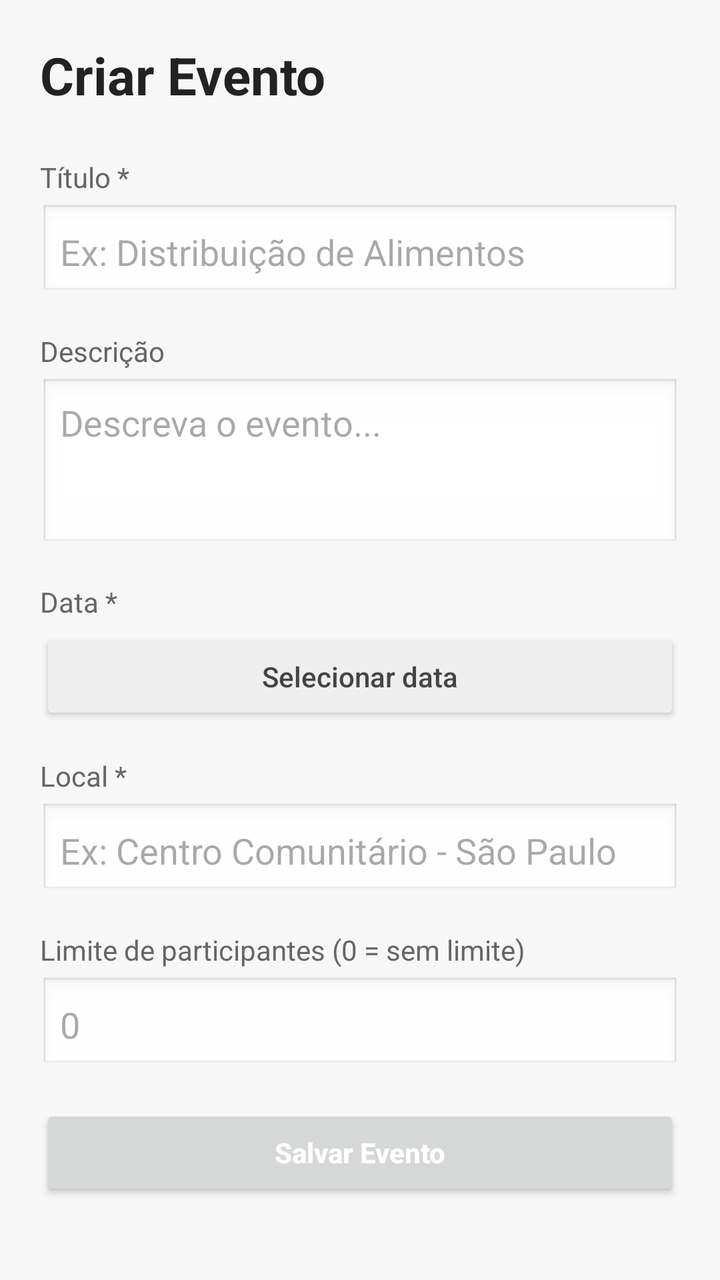
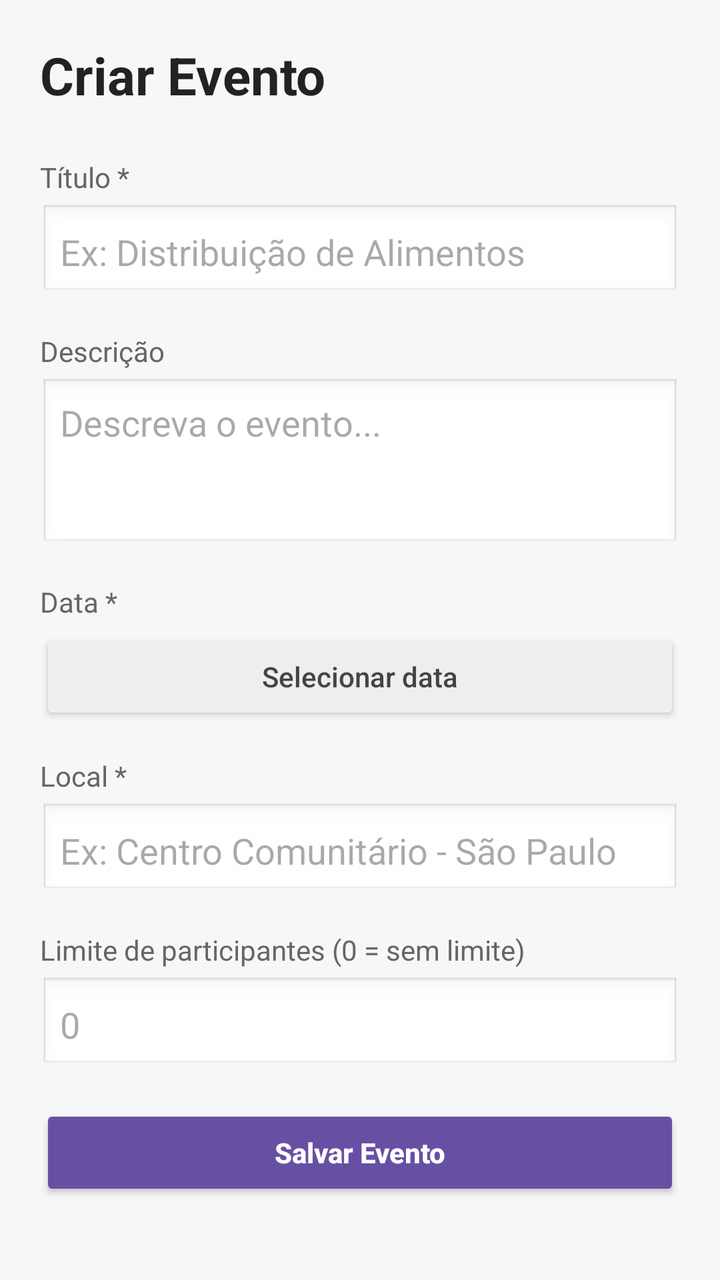

Two renders of the same Android screen: before a commit and after it. Below are the layout's source before the change and the commit's diff.
<!-- AndroidManifest.xml: application theme Theme.Extensao -->
<!-- res/layout/activity_admin_event.xml -->
<?xml version="1.0" encoding="utf-8"?>
<ScrollView xmlns:android="http://schemas.android.com/apk/res/android"
    android:layout_width="match_parent"
    android:layout_height="match_parent"
    android:background="#F7F7F7">

    <LinearLayout
        android:orientation="vertical"
        android:padding="20dp"
        android:layout_width="match_parent"
        android:layout_height="wrap_content">

        <TextView
            android:id="@+id/txtTituloAdmin"
            android:layout_width="wrap_content"
            android:layout_height="wrap_content"
            android:text="Criar Evento"
            android:textSize="26sp"
            android:textStyle="bold"
            android:textColor="#222222"
            android:layout_marginBottom="24dp" />

        <TextView
            android:layout_width="wrap_content"
            android:layout_height="wrap_content"
            android:text="Título *"
            android:textSize="14sp"
            android:textColor="#666666"
            android:layout_marginBottom="4dp" />

        <EditText
            android:id="@+id/editTitulo"
            android:layout_width="match_parent"
            android:layout_height="wrap_content"
            android:hint="Ex: Distribuição de Alimentos"
            android:inputType="textCapSentences"
            android:layout_marginBottom="16dp"
            android:background="@android:drawable/edit_text"
            android:padding="10dp" />

        <TextView
            android:layout_width="wrap_content"
            android:layout_height="wrap_content"
            android:text="Descrição"
            android:textSize="14sp"
            android:textColor="#666666"
            android:layout_marginBottom="4dp" />

        <EditText
            android:id="@+id/editDescricao"
            android:layout_width="match_parent"
            android:layout_height="wrap_content"
            android:hint="Descreva o evento..."
            android:inputType="textMultiLine|textCapSentences"
            android:minLines="3"
            android:gravity="top"
            android:layout_marginBottom="16dp"
            android:background="@android:drawable/edit_text"
            android:padding="10dp" />

        <TextView
            android:layout_width="wrap_content"
            android:layout_height="wrap_content"
            android:text="Data *"
            android:textSize="14sp"
            android:textColor="#666666"
            android:layout_marginBottom="4dp" />

        <Button
            android:id="@+id/btnSelecionarData"
            android:layout_width="match_parent"
            android:layout_height="wrap_content"
            android:text="Selecionar data"
            android:backgroundTint="#EEEEEE"
            android:textColor="#444444"
            android:textAllCaps="false"
            android:layout_marginBottom="16dp" />

        <TextView
            android:layout_width="wrap_content"
            android:layout_height="wrap_content"
            android:text="Local *"
            android:textSize="14sp"
            android:textColor="#666666"
            android:layout_marginBottom="4dp" />

        <EditText
            android:id="@+id/editLocal"
            android:layout_width="match_parent"
            android:layout_height="wrap_content"
            android:hint="Ex: Centro Comunitário - São Paulo"
            android:inputType="textCapSentences"
            android:layout_marginBottom="16dp"
            android:background="@android:drawable/edit_text"
            android:padding="10dp" />

        <TextView
            android:layout_width="wrap_content"
            android:layout_height="wrap_content"
            android:text="Limite de participantes (0 = sem limite)"
            android:textSize="14sp"
            android:textColor="#666666"
            android:layout_marginBottom="4dp" />

        <EditText
            android:id="@+id/editLimite"
            android:layout_width="match_parent"
            android:layout_height="wrap_content"
            android:hint="0"
            android:inputType="number"
            android:layout_marginBottom="16dp"
            android:background="@android:drawable/edit_text"
            android:padding="10dp" />

        <TextView
            android:id="@+id/txtStatusLabel"
            android:layout_width="wrap_content"
            android:layout_height="wrap_content"
            android:text="Status"
            android:textSize="14sp"
            android:textColor="#666666"
            android:layout_marginBottom="4dp"
            android:visibility="gone" />

        <Spinner
            android:id="@+id/spinnerStatus"
            android:layout_width="match_parent"
            android:layout_height="wrap_content"
            android:layout_marginBottom="24dp"
            android:visibility="gone" />

        <Button
            android:id="@+id/btnSalvar"
            android:layout_width="match_parent"
            android:layout_height="wrap_content"
            android:text="Salvar Evento"
            android:textAllCaps="false"
            android:textStyle="bold"
            android:textColor="#FFFFFF"
            android:layout_marginBottom="12dp" />

        <Button
            android:id="@+id/btnExcluir"
            android:layout_width="match_parent"
            android:layout_height="wrap_content"
            android:text="Excluir Evento"
            android:textAllCaps="false"
            android:textStyle="bold"
            android:textColor="#FFFFFF"
            android:backgroundTint="#D32F2F"
            android:visibility="gone"
            android:layout_marginBottom="12dp" />

        <Button
            android:id="@+id/btnVerInscritos"
            android:layout_width="match_parent"
            android:layout_height="wrap_content"
            android:text="Ver Inscritos"
            android:textAllCaps="false"
            android:textColor="#FFFFFF"
            android:backgroundTint="#1976D2"
            android:visibility="gone"
            android:layout_marginBottom="24dp" />

        <ProgressBar
            android:id="@+id/progressAdmin"
            android:layout_width="wrap_content"
            android:layout_height="wrap_content"
            android:layout_gravity="center"
            android:visibility="gone" />

    </LinearLayout>
</ScrollView>
<!-- resources referenced by this layout -->
<resources>
  <style name="Theme.Extensao" parent="Base.Theme.Extensao" />
  <style name="Base.Theme.Extensao" parent="Theme.Material3.DayNight.NoActionBar">
          
          
      </style>
</resources>

<!-- the commit's change to res/layout/activity_admin_event.xml (unified diff, before → after) -->
@@ -137,6 +137,7 @@
             android:textAllCaps="false"
             android:textStyle="bold"
             android:textColor="#FFFFFF"
+            android:backgroundTint="#6750A4"
             android:layout_marginBottom="12dp" />
 
         <Button
@@ -158,7 +159,7 @@
             android:text="Ver Inscritos"
             android:textAllCaps="false"
             android:textColor="#FFFFFF"
-            android:backgroundTint="#1976D2"
+            android:backgroundTint="#6750A4"
             android:visibility="gone"
             android:layout_marginBottom="24dp" />
 
